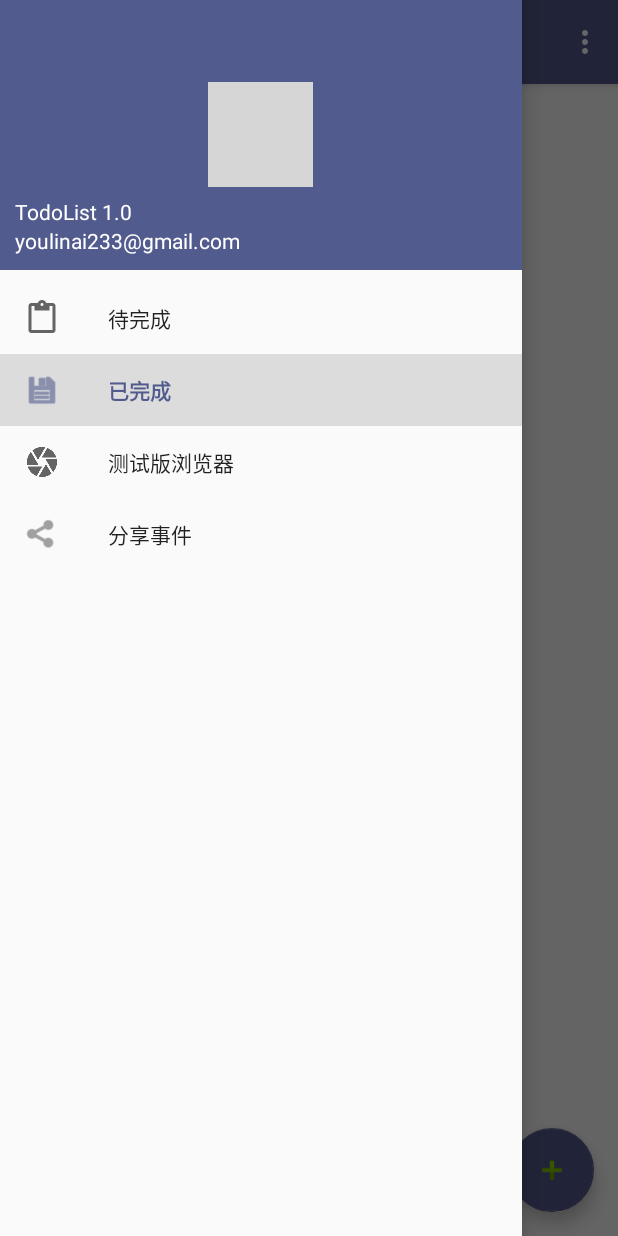
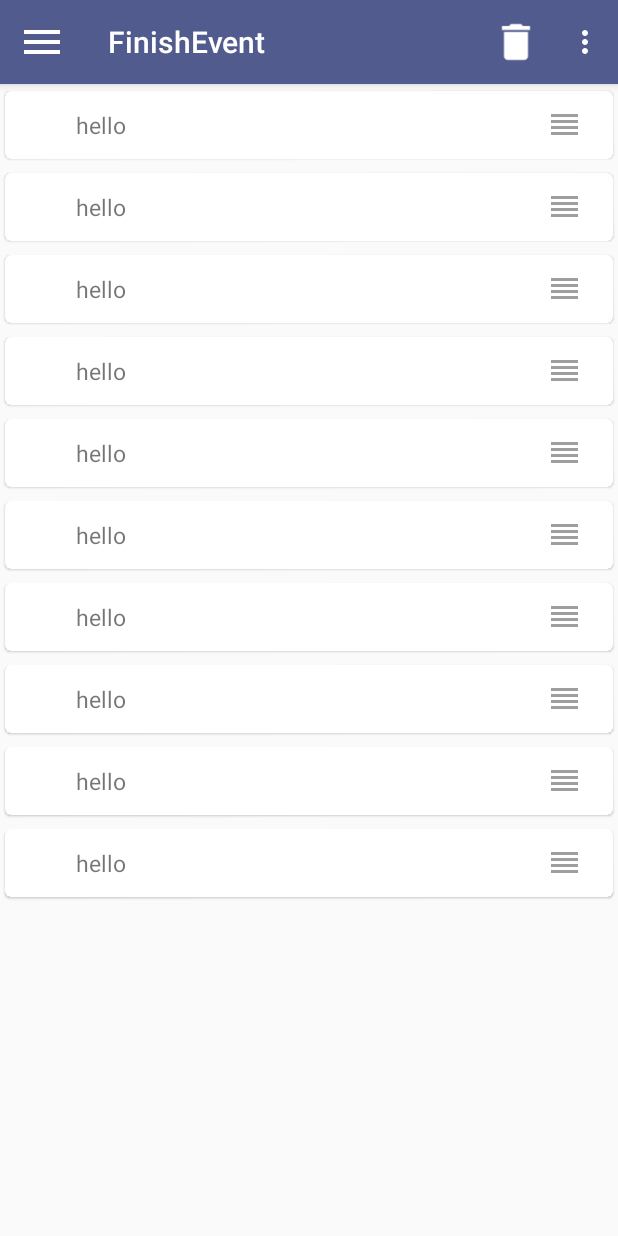
Before and after one commit to VonSdite/EasyTodo, an Android app: the screen it shows after launch (MainActivity before the commit, FinishEventListActivity after it), in the side drawer, after a tap on "已完成", on a phone screen of 412 x 824 dp. Run offline under Robolectric (Android 15) with nearby library versions, the phone set to English and light mode, and no system bars; libraries missing offline, so code that uses them is left out: org.litepal, org.litepal.crud; 4 statements that could not run were skipped; grey boxes are pictures that could not be loaded.

Commit message:
adding finish event list and model

```diff
--- a/app/src/main/assets/litepal.xml
+++ b/app/src/main/assets/litepal.xml
@@ -1,8 +1,11 @@
 <?xml version="1.0" encoding="utf-8"?>
 <litepal>
     <dbname value="EventStore"></dbname>
-    <version value="2"></version>
+    <version value="3"></version>
     <list>
         <mapping class="xyz.wendyltanpcy.myapplication.model.TodoEvent"></mapping>
     </list>
+    <list>
+        <mapping class="xyz.wendyltanpcy.myapplication.model.FinishEvent"></mapping>
+    </list>
 </litepal>
--- a/app/src/main/java/xyz/wendyltanpcy/myapplication/Adapter/EventsAdapter.java
+++ b/app/src/main/java/xyz/wendyltanpcy/myapplication/Adapter/EventsAdapter.java
@@ -94,7 +94,7 @@ public class EventsAdapter extends RecyclerView.Adapter<EventsAdapter.ViewHolder
             mContext = parent.getContext();
         }
 
-        View view = LayoutInflater.from(mContext).inflate(R.layout.event_item,parent,false);
+        View view = LayoutInflater.from(mContext).inflate(R.layout.event_item_finish,parent,false);
         ViewHolder holder = new ViewHolder(view);
         return holder;
     }
--- /dev/null
+++ b/app/src/main/java/xyz/wendyltanpcy/myapplication/Adapter/FinishEventsAdapter.java
@@ -0,0 +1,63 @@
+package xyz.wendyltanpcy.myapplication.Adapter;
+
+import android.content.Context;
+import android.support.v7.widget.RecyclerView;
+import android.view.LayoutInflater;
+import android.view.View;
+import android.view.ViewGroup;
+import android.widget.ImageView;
+import android.widget.TextView;
+
+import java.util.List;
+
+import xyz.wendyltanpcy.myapplication.R;
+import xyz.wendyltanpcy.myapplication.helper.CheckBoxSample;
+import xyz.wendyltanpcy.myapplication.model.FinishEvent;
+import xyz.wendyltanpcy.myapplication.model.TodoEvent;
+
+/**
+ * Created by Wendy on 2017/9/28.
+ */
+
+public class FinishEventsAdapter extends RecyclerView.Adapter<FinishEventsAdapter.ViewHolder> {
+
+    private Context mContext;
+    private List<FinishEvent> mFinishEventsList;
+
+    @Override
+    public FinishEventsAdapter.ViewHolder onCreateViewHolder(ViewGroup parent, int viewType) {
+        if (mContext==null){
+            mContext = parent.getContext();
+        }
+
+        View view = LayoutInflater.from(mContext).inflate(R.layout.event_item_finish,parent,false);
+        FinishEventsAdapter.ViewHolder holder = new FinishEventsAdapter.ViewHolder(view);
+        return holder;
+    }
+
+    @Override
+    public void onBindViewHolder(FinishEventsAdapter.ViewHolder holder, int position) {
+        FinishEvent finishEvent = mFinishEventsList.get(position);
+        holder.eventNameText.setText(finishEvent.getEventName());
+    }
+
+    @Override
+    public int getItemCount() {
+        return mFinishEventsList.size();
+    }
+
+    public FinishEventsAdapter(List<FinishEvent> finishEventsList){
+        mFinishEventsList = finishEventsList;
+    }
+
+    public static class ViewHolder extends RecyclerView.ViewHolder{
+
+        private TextView eventNameText;
+        private ImageView handleView;
+        public ViewHolder(View itemView) {
+            super(itemView);
+            eventNameText = itemView.findViewById(R.id.event_name);
+            handleView = itemView.findViewById(R.id.handle);
+        }
+    }
+}
--- /dev/null
+++ b/app/src/main/java/xyz/wendyltanpcy/myapplication/FinishList/FinishEventListActivity.java
@@ -0,0 +1,179 @@
+package xyz.wendyltanpcy.myapplication.FinishList;
+
+import android.content.Intent;
+import android.os.Bundle;
+import android.support.design.widget.NavigationView;
+import android.support.v4.view.GravityCompat;
+import android.support.v4.widget.DrawerLayout;
+import android.support.v4.widget.SwipeRefreshLayout;
+import android.support.v7.app.ActionBar;
+import android.support.v7.app.AppCompatActivity;
+import android.support.v7.widget.DefaultItemAnimator;
+import android.support.v7.widget.LinearLayoutManager;
+import android.support.v7.widget.RecyclerView;
+import android.support.v7.widget.Toolbar;
+import android.view.Menu;
+import android.view.MenuItem;
+import android.view.View;
+import android.widget.Toast;
+
+import org.litepal.LitePal;
+import org.litepal.crud.DataSupport;
+
+import java.util.ArrayList;
+import java.util.List;
+
+import xyz.wendyltanpcy.myapplication.Adapter.FinishEventsAdapter;
+import xyz.wendyltanpcy.myapplication.R;
+import xyz.wendyltanpcy.myapplication.TodoBrowser.BrowserActivity;
+import xyz.wendyltanpcy.myapplication.TodoList.MainActivity;
+import xyz.wendyltanpcy.myapplication.TodoList.SettingsActivity;
+import xyz.wendyltanpcy.myapplication.model.FinishEvent;
+import xyz.wendyltanpcy.myapplication.model.TodoEvent;
+
+/**
+ * Created by Wendy on 2017/9/28.
+ */
+
+public class FinishEventListActivity extends AppCompatActivity {
+
+    private FinishEventsAdapter MyAdapter;
+    private List<FinishEvent> finishEventList = new ArrayList<>();
+    private DrawerLayout mDrawerLayout;
+    private SwipeRefreshLayout swipeRefresh;
+    private static boolean haveInit = false;
+
+
+
+    @Override
+    public void onCreate(Bundle savedInstanceState) {
+        super.onCreate(savedInstanceState);
+        setContentView(R.layout.finish_event_list_activity);
+        baseInit();
+        initFakeData();
+
+        RecyclerView eventNameRecyclerView = (RecyclerView) findViewById(R.id.event_name_recycler_view_finish);
+        LinearLayoutManager layoutManager = new LinearLayoutManager(getApplicationContext());
+        MyAdapter = new FinishEventsAdapter(finishEventList);
+        eventNameRecyclerView.setLayoutManager(layoutManager);
+        eventNameRecyclerView.setItemAnimator(new DefaultItemAnimator());
+        eventNameRecyclerView.setAdapter(MyAdapter);
+
+         /*
+        设置刷新
+         */
+        swipeRefresh = (SwipeRefreshLayout) findViewById(R.id.swipe_refresh);
+        swipeRefresh.setColorSchemeResources(R.color.colorPrimary);
+        swipeRefresh.setOnRefreshListener(new SwipeRefreshLayout.OnRefreshListener() {
+            @Override
+            public void onRefresh() {
+                new Thread(new Runnable() {
+                    @Override
+                    public void run() {
+                        try {
+                            Thread.sleep(2000);
+                        } catch (InterruptedException e) {
+                            e.printStackTrace();
+                        }
+                        runOnUiThread(new Runnable() {
+                            @Override
+                            public void run() {
+                                doRefresh();
+                            }
+                        });
+                    }
+                }).start();
+
+            }
+        });
+
+
+    }
+
+    private void doRefresh(){
+        Toast.makeText(FinishEventListActivity.this,"doing refresh!",Toast.LENGTH_SHORT).show();
+        MyAdapter.notifyDataSetChanged();
+        swipeRefresh.setRefreshing(false);
+    }
+
+    private  void initEvents(){
+        LitePal.getDatabase();
+    }
+
+    private void initFakeData(){
+        for (int i =0;i<10;i++){
+            FinishEvent event = new FinishEvent();
+            event.setEventName("hello");
+            event.setId(i);
+            finishEventList.add(event);
+        }
+    }
+
+    private void baseInit(){
+
+        if(!haveInit){
+            initEvents();
+
+//            showStartupAnimate();
+            finishEventList = DataSupport.findAll(FinishEvent.class);
+//            if (finishEventList.isEmpty()){
+//                View visibility = findViewById(R.id.no_event_layout);
+//                visibility.setVisibility(View.VISIBLE);
+//            }
+        }
+
+        Toolbar toolbar = (Toolbar) findViewById(R.id.finsh_toolbar);
+        setSupportActionBar(toolbar);
+        mDrawerLayout = (DrawerLayout) findViewById(R.id.drawer_layout);
+        final NavigationView navView = (NavigationView) findViewById(R.id.nav_view);
+        ActionBar actionBar = getSupportActionBar();
+        if (actionBar != null) {
+            actionBar.setDisplayHomeAsUpEnabled(true);
+            actionBar.setHomeAsUpIndicator(R.drawable.ic_menu);
+        }
+        navView.setCheckedItem(R.id.nav_finish);
+        navView.setNavigationItemSelectedListener(new NavigationView.OnNavigationItemSelectedListener() {
+            @Override
+            public boolean onNavigationItemSelected(MenuItem item) {
+                switch (item.getItemId()){
+                    case R.id.nav_task:
+                        finish();
+                        break;
+                    case R.id.nav_broswer:
+                        startActivity(new Intent(FinishEventListActivity.this,BrowserActivity.class));
+                        break;
+                    default:
+                }
+                return true;
+            }
+        });
+    }
+
+
+    @Override
+    public boolean onCreateOptionsMenu(Menu menu) {
+        // Inflate the menu; this adds items to the action bar if it is present.
+        getMenuInflater().inflate(R.menu.menu_finish, menu);
+        return true;
+    }
+
+    @Override
+    public boolean onOptionsItemSelected(MenuItem item) {
+        // Handle action bar item clicks here. The action bar will
+        // automatically handle clicks on the Home/Up button, so long
+        // as you specify a parent activity in AndroidManifest.xml.
+        int id = item.getItemId();
+        if(id == R.id.setting) {
+            startActivity(new Intent(FinishEventListActivity.this, SettingsActivity.class));
+        }else if (id == R.id.delete){
+            finishEventList.clear();
+                DataSupport.deleteAll(FinishEvent.class);
+            MyAdapter.notifyDataSetChanged();
+        }else if(id == android.R.id.home){
+            mDrawerLayout.openDrawer(GravityCompat.START);
+        }
+
+        return super.onOptionsItemSelected(item);
+    }
+
+}
--- /dev/null
+++ b/app/src/main/java/xyz/wendyltanpcy/myapplication/FinishList/FinishEventListFragment.java
@@ -0,0 +1,20 @@
+package xyz.wendyltanpcy.myapplication.FinishList;
+
+import android.app.Fragment;
+import android.os.Bundle;
+import android.view.LayoutInflater;
+import android.view.View;
+import android.view.ViewGroup;
+
+import xyz.wendyltanpcy.myapplication.R;
+
+/**
+ * Created by Wendy on 2017/9/28.
+ */
+
+public class FinishEventListFragment extends Fragment {
+    public View onCreateView(LayoutInflater inflater, ViewGroup container, Bundle savedInstanceState) {
+        View view = inflater.inflate(R.layout.finish_event_list_frag,container,false);
+        return  view;
+    }
+}
--- a/app/src/main/java/xyz/wendyltanpcy/myapplication/TodoList/EventItemActivity.java
+++ b/app/src/main/java/xyz/wendyltanpcy/myapplication/TodoList/EventListActivity.java
@@ -11,7 +11,7 @@ import xyz.wendyltanpcy.myapplication.R;
  * Created by Wendy on 2017/9/18.
  */
 
-public class EventItemActivity extends AppCompatActivity {
+public class EventListActivity extends AppCompatActivity {
 
     @Override
     public void onCreate(Bundle savedInstanceState) {
--- a/app/src/main/java/xyz/wendyltanpcy/myapplication/TodoList/EventItemFragment.java
+++ b/app/src/main/java/xyz/wendyltanpcy/myapplication/TodoList/EventListFragment.java
@@ -30,7 +30,7 @@ import static android.app.Activity.RESULT_OK;
  * Created by Wendy on 2017/9/6.
  */
 
-public class EventItemFragment extends Fragment {
+public class EventListFragment extends Fragment {
 
     public View onCreateView(LayoutInflater inflater, ViewGroup container, Bundle savedInstanceState) {
         View view = inflater.inflate(R.layout.event_list_frag,container,false);
--- a/app/src/main/java/xyz/wendyltanpcy/myapplication/TodoList/MainActivity.java
+++ b/app/src/main/java/xyz/wendyltanpcy/myapplication/TodoList/MainActivity.java
@@ -14,6 +14,7 @@ import android.support.v7.widget.LinearLayoutManager;
 import android.support.v7.widget.RecyclerView;
 import android.support.v7.widget.Toolbar;
 import android.support.v7.widget.helper.ItemTouchHelper;
+import android.view.Gravity;
 import android.view.View;
 import android.view.Menu;
 import android.view.MenuItem;
@@ -29,6 +30,7 @@ import java.util.ArrayList;
 import java.util.List;
 
 import xyz.wendyltanpcy.myapplication.Adapter.EventsAdapter;
+import xyz.wendyltanpcy.myapplication.FinishList.FinishEventListActivity;
 import xyz.wendyltanpcy.myapplication.R;
 import xyz.wendyltanpcy.myapplication.TodoBrowser.BrowserActivity;
 import xyz.wendyltanpcy.myapplication.helper.OnStartDragListener;
@@ -137,7 +139,7 @@ public class MainActivity extends AppCompatActivity implements OnStartDragListen
         Toolbar toolbar = (Toolbar) findViewById(R.id.toolbar);
         setSupportActionBar(toolbar);
         mDrawerLayout = (DrawerLayout) findViewById(R.id.drawer_layout);
-        NavigationView navView = (NavigationView) findViewById(R.id.nav_view);
+        final NavigationView navView = (NavigationView) findViewById(R.id.nav_view);
         ActionBar actionBar = getSupportActionBar();
         if (actionBar != null) {
             actionBar.setDisplayHomeAsUpEnabled(true);
@@ -149,6 +151,8 @@ public class MainActivity extends AppCompatActivity implements OnStartDragListen
             public boolean onNavigationItemSelected(MenuItem item) {
                 switch (item.getItemId()){
                     case R.id.nav_finish:
+                        startActivity(new Intent(MainActivity.this,FinishEventListActivity.class));
+                        mDrawerLayout.closeDrawer(Gravity.START);
                         break;
                     case R.id.nav_broswer:
                         startActivity(new Intent(MainActivity.this,BrowserActivity.class));
--- /dev/null
+++ b/app/src/main/java/xyz/wendyltanpcy/myapplication/model/FinishEvent.java
@@ -0,0 +1,32 @@
+package xyz.wendyltanpcy.myapplication.model;
+
+import org.litepal.crud.DataSupport;
+
+import java.io.Serializable;
+
+/**
+ * Created by Wendy on 2017/9/28.
+ */
+
+public class FinishEvent extends DataSupport implements Serializable {
+
+    private String eventName;
+    private long id;
+
+    public long getId() {
+        return id;
+    }
+
+    public void setId(long id) {
+        this.id = id;
+    }
+
+    public String getEventName() {
+        return eventName;
+    }
+
+    public void setEventName(String eventName) {
+        this.eventName = eventName;
+    }
+
+}
--- a/app/src/main/res/layout/content_main.xml
+++ b/app/src/main/res/layout/content_main.xml
@@ -13,7 +13,7 @@
         android:layout_width="match_parent"
         android:layout_height="match_parent"
         android:id="@+id/event_list_fragment"
-        android:name="xyz.wendyltanpcy.myapplication.TodoList.EventItemFragment"/>
+        android:name="xyz.wendyltanpcy.myapplication.TodoList.EventListFragment"/>
 
     <fragment
         android:layout_width="match_parent"
--- a/app/src/main/res/layout/event_list_activity.xml
+++ b/app/src/main/res/layout/event_list_activity.xml
@@ -7,5 +7,5 @@
         android:layout_width="match_parent"
         android:layout_height="match_parent"
         android:id="@+id/event_list_fragment"
-        android:name="xyz.wendyltanpcy.myapplication.TodoList.EventItemFragment"/>
+        android:name="xyz.wendyltanpcy.myapplication.TodoList.EventListFragment"/>
 </LinearLayout>
--- /dev/null
+++ b/app/src/main/res/layout/finish_event_list_activity.xml
@@ -0,0 +1,18 @@
+<?xml version="1.0" encoding="utf-8"?>
+<LinearLayout xmlns:android="http://schemas.android.com/apk/res/android"
+              android:orientation="vertical"
+              android:layout_width="match_parent"
+              android:layout_height="match_parent">
+    <fragment
+        android:layout_width="match_parent"
+        android:layout_height="match_parent"
+        android:id="@+id/finish_event_list_fragment"
+        android:name="xyz.wendyltanpcy.myapplication.FinishList.FinishEventListFragment"/>
+
+    <fragment
+        android:layout_width="match_parent"
+        android:layout_height="match_parent"
+        android:visibility="gone"
+        android:id="@+id/no_event_layout"
+        android:name="xyz.wendyltanpcy.myapplication.TodoList.NoEventFragment"/>
+</LinearLayout>
--- /dev/null
+++ b/app/src/main/res/layout/finish_event_list_frag.xml
@@ -0,0 +1,57 @@
+<?xml version="1.0" encoding="utf-8"?>
+<LinearLayout xmlns:android="http://schemas.android.com/apk/res/android"
+              xmlns:app="http://schemas.android.com/apk/res-auto"
+              android:orientation="vertical"
+              android:id="@+id/finish_event_list_fragment"
+              android:layout_width="match_parent"
+              android:layout_height="match_parent">
+    <android.support.v4.widget.DrawerLayout
+        android:id="@+id/drawer_layout"
+        android:layout_width="match_parent"
+        android:layout_height="match_parent">
+
+        <android.support.design.widget.CoordinatorLayout
+            android:layout_width="match_parent"
+            android:layout_height="match_parent">
+
+            <android.support.design.widget.AppBarLayout
+                android:layout_width="match_parent"
+                android:layout_height="wrap_content"
+                android:theme="@style/AppTheme.AppBarOverlay">
+
+                <android.support.v7.widget.Toolbar
+                    android:id="@+id/finsh_toolbar"
+                    android:layout_width="match_parent"
+                    android:layout_height="?attr/actionBarSize"
+                    android:background="?attr/colorPrimary"
+                    app:popupTheme="@style/AppTheme.PopupOverlay"/>
+
+            </android.support.design.widget.AppBarLayout>
+
+            <android.support.v4.widget.SwipeRefreshLayout
+                android:id="@+id/swipe_refresh"
+                android:layout_width="match_parent"
+                android:layout_height="match_parent"
+                app:layout_behavior="@string/appbar_scrolling_view_behavior">
+
+                <android.support.v7.widget.RecyclerView
+                    android:id="@+id/event_name_recycler_view_finish"
+                    android:layout_width="match_parent"
+                    android:layout_height="match_parent"/>
+            </android.support.v4.widget.SwipeRefreshLayout>
+
+
+        </android.support.design.widget.CoordinatorLayout>
+
+        <android.support.design.widget.NavigationView
+            android:id="@+id/nav_view"
+            android:layout_width="match_parent"
+            android:layout_height="match_parent"
+            android:layout_gravity="start"
+            app:headerLayout="@layout/nav_header"
+            app:menu="@menu/nav_menu" />
+
+    </android.support.v4.widget.DrawerLayout>
+
+
+</LinearLayout>
--- /dev/null
+++ b/app/src/main/res/menu/menu_finish.xml
@@ -0,0 +1,19 @@
+<?xml version="1.0" encoding="utf-8"?>
+<menu xmlns:android="http://schemas.android.com/apk/res/android"
+      xmlns:app="http://schemas.android.com/apk/res-auto"
+      xmlns:tools="http://schemas.android.com/tools"
+      tools:context="xyz.wendyltanpcy.myapplication.TodoList.FinishEventListActivity">
+
+    <item
+        android:id="@+id/setting"
+        android:orderInCategory="100"
+        android:title="@string/title_activity_settings"
+        app:showAsAction="never"/>
+    <item
+        android:id="@+id/delete"
+        android:contentDescription="delete item"
+        android:icon="@drawable/delete"
+        android:title="@string/delete_all"
+        app:showAsAction="always"/>
+
+</menu>
```
Also changed, not shown: app/src/main/AndroidManifest.xml (+6 -1 lines), app/src/main/res/layout/event_item_finish.xml (renamed from app/src/main/res/layout/event_item_finish_frag.xml).
